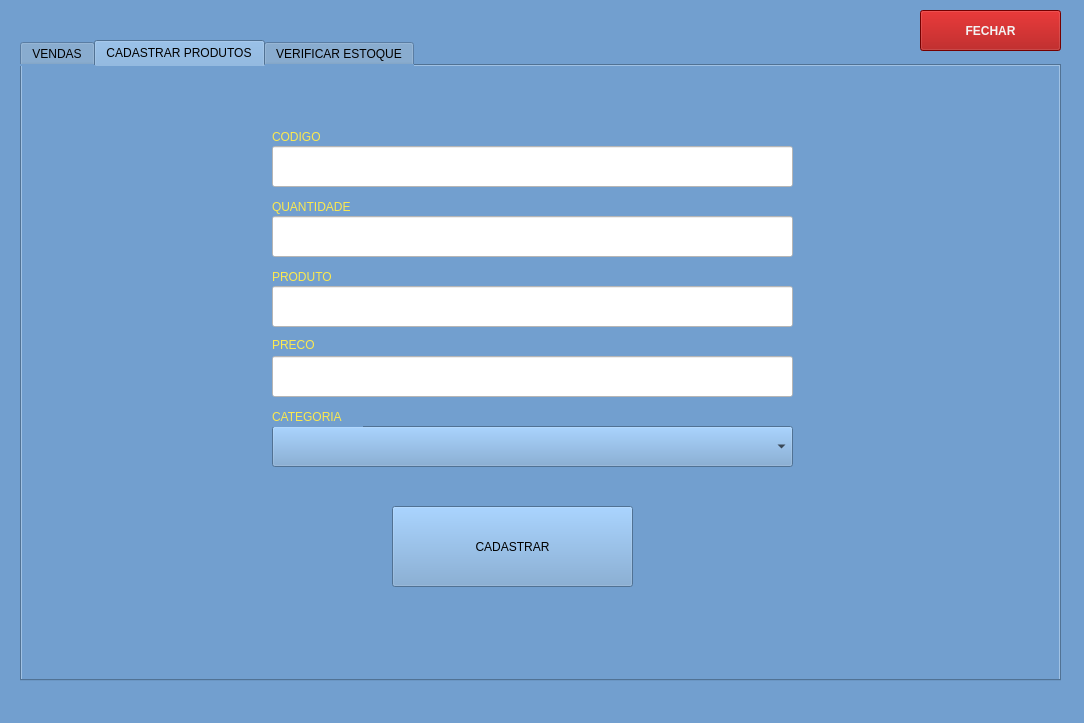
This is vendas.ui in towcorp/pdvProjeto as Qt 5 draws it before an edit. The edited form follows.
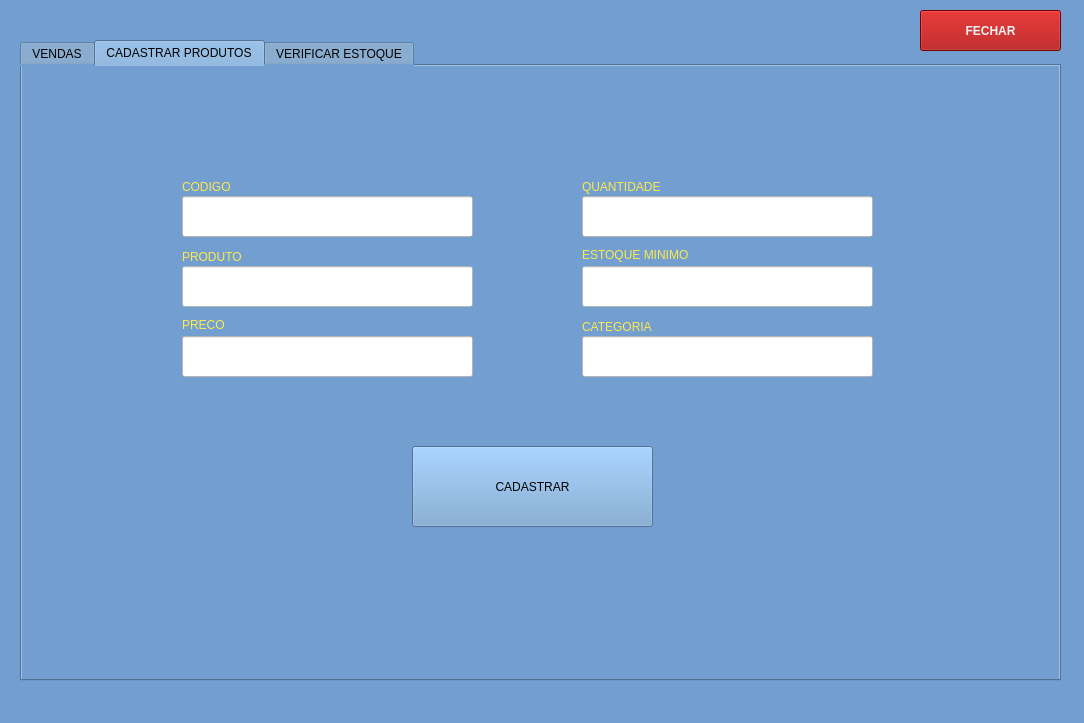
This is the edited form. The open tabs and pages were chosen to show the change.

Commit message: padronizando nomes dos componentes

Patch:
```diff
--- a/vendas.ui
+++ b/vendas.ui
@@ -22,6 +22,9 @@
   </property>
   <widget class="QWidget" name="centralwidget">
    <widget class="QTabWidget" name="tabWidget">
+    <property name="enabled">
+     <bool>true</bool>
+    </property>
     <property name="geometry">
      <rect>
       <x>20</x>
@@ -376,8 +379,8 @@
      <widget class="QLabel" name="label_4">
       <property name="geometry">
        <rect>
-        <x>250</x>
-        <y>60</y>
+        <x>160</x>
+        <y>110</y>
         <width>67</width>
         <height>21</height>
        </rect>
@@ -392,8 +395,8 @@
      <widget class="QLabel" name="label_6">
       <property name="geometry">
        <rect>
-        <x>250</x>
-        <y>200</y>
+        <x>160</x>
+        <y>180</y>
         <width>91</width>
         <height>21</height>
        </rect>
@@ -408,8 +411,8 @@
      <widget class="QLabel" name="label_10">
       <property name="geometry">
        <rect>
-        <x>250</x>
-        <y>130</y>
+        <x>560</x>
+        <y>110</y>
         <width>101</width>
         <height>21</height>
        </rect>
@@ -421,21 +424,11 @@
        <string>QUANTIDADE</string>
       </property>
      </widget>
-     <widget class="QComboBox" name="comboBox_2">
-      <property name="geometry">
-       <rect>
-        <x>250</x>
-        <y>360</y>
-        <width>521</width>
-        <height>41</height>
-       </rect>
-      </property>
-     </widget>
      <widget class="QLabel" name="label_11">
       <property name="geometry">
        <rect>
-        <x>250</x>
-        <y>270</y>
+        <x>160</x>
+        <y>250</y>
         <width>67</width>
         <height>17</height>
        </rect>
@@ -450,9 +443,9 @@
      <widget class="QLineEdit" name="lineEdit_4">
       <property name="geometry">
        <rect>
-        <x>250</x>
-        <y>80</y>
-        <width>521</width>
+        <x>160</x>
+        <y>130</y>
+        <width>291</width>
         <height>41</height>
        </rect>
       </property>
@@ -463,9 +456,9 @@
      <widget class="QLineEdit" name="lineEdit_5">
       <property name="geometry">
        <rect>
-        <x>250</x>
-        <y>220</y>
-        <width>521</width>
+        <x>160</x>
+        <y>200</y>
+        <width>291</width>
         <height>41</height>
        </rect>
       </property>
@@ -476,9 +469,9 @@
      <widget class="QLineEdit" name="lineEdit_6">
       <property name="geometry">
        <rect>
-        <x>250</x>
-        <y>150</y>
-        <width>521</width>
+        <x>560</x>
+        <y>130</y>
+        <width>291</width>
         <height>41</height>
        </rect>
       </property>
@@ -489,9 +482,9 @@
      <widget class="QLineEdit" name="lineEdit_7">
       <property name="geometry">
        <rect>
-        <x>250</x>
-        <y>290</y>
-        <width>521</width>
+        <x>160</x>
+        <y>270</y>
+        <width>291</width>
         <height>41</height>
        </rect>
       </property>
@@ -502,8 +495,8 @@
      <widget class="QLabel" name="label_12">
       <property name="geometry">
        <rect>
-        <x>250</x>
-        <y>340</y>
+        <x>560</x>
+        <y>250</y>
         <width>91</width>
         <height>21</height>
        </rect>
@@ -518,8 +511,8 @@
      <widget class="QPushButton" name="pushButton_6">
       <property name="geometry">
        <rect>
-        <x>370</x>
-        <y>440</y>
+        <x>390</x>
+        <y>380</y>
         <width>241</width>
         <height>81</height>
        </rect>
@@ -528,6 +521,48 @@
        <string>CADASTRAR</string>
       </property>
      </widget>
+     <widget class="QLabel" name="label_13">
+      <property name="geometry">
+       <rect>
+        <x>560</x>
+        <y>180</y>
+        <width>151</width>
+        <height>17</height>
+       </rect>
+      </property>
+      <property name="styleSheet">
+       <string notr="true">color: rgb(252, 233, 79);</string>
+      </property>
+      <property name="text">
+       <string>ESTOQUE MINIMO</string>
+      </property>
+     </widget>
+     <widget class="QLineEdit" name="cpEstoqueMinimo">
+      <property name="geometry">
+       <rect>
+        <x>560</x>
+        <y>200</y>
+        <width>291</width>
+        <height>41</height>
+       </rect>
+      </property>
+      <property name="styleSheet">
+       <string notr="true">background-color: rgb(255, 255, 255);</string>
+      </property>
+     </widget>
+     <widget class="QLineEdit" name="cpCategoria">
+      <property name="geometry">
+       <rect>
+        <x>560</x>
+        <y>270</y>
+        <width>291</width>
+        <height>41</height>
+       </rect>
+      </property>
+      <property name="styleSheet">
+       <string notr="true">background-color: rgb(255, 255, 255);</string>
+      </property>
+     </widget>
     </widget>
     <widget class="QWidget" name="tab_3">
      <attribute name="title">
```
Left out of the diff: 84 changed lines with no effect on the pictures.
